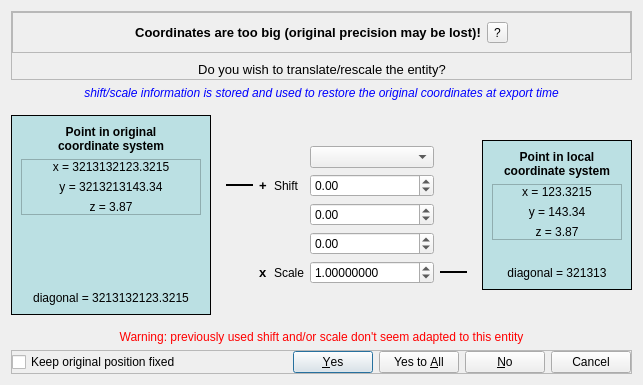
Qt form libs/qCC_io/ui_templates/globalShiftAndScaleDlg.ui (CloudCompare/CloudCompare) before a commit.
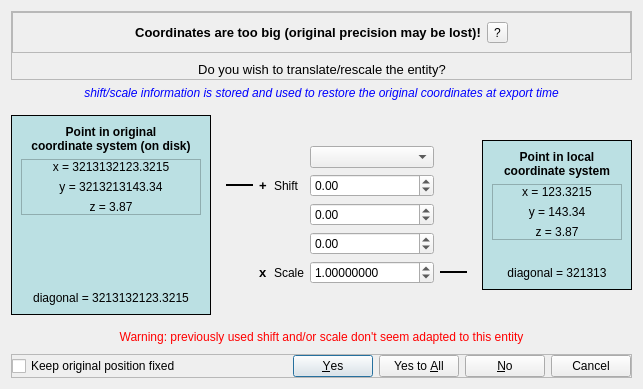
The same form after that commit.

Commit message: Minor update of the Shift And Scale dialog

Patch:
```diff
--- a/libs/qCC_io/ui_templates/globalShiftAndScaleDlg.ui
+++ b/libs/qCC_io/ui_templates/globalShiftAndScaleDlg.ui
@@ -7,7 +7,7 @@
     <x>0</x>
     <y>0</y>
     <width>643</width>
-    <height>365</height>
+    <height>389</height>
    </rect>
   </property>
   <property name="sizePolicy">
@@ -232,7 +232,7 @@
              </property>
              <property name="text">
               <string>Point in original
-coordinate system</string>
+coordinate system (on disk)</string>
              </property>
              <property name="alignment">
               <set>Qt::AlignCenter</set>
```
Left out of the diff: 6 changed lines with no effect on the pictures. The commit also changes 3 other files.
